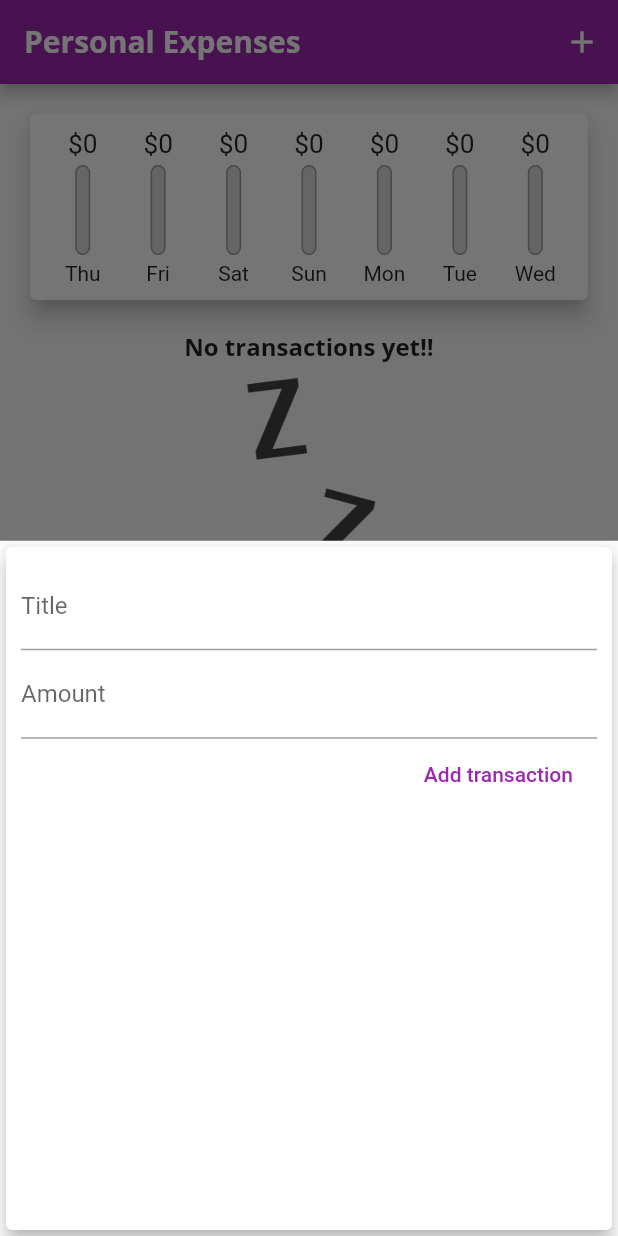
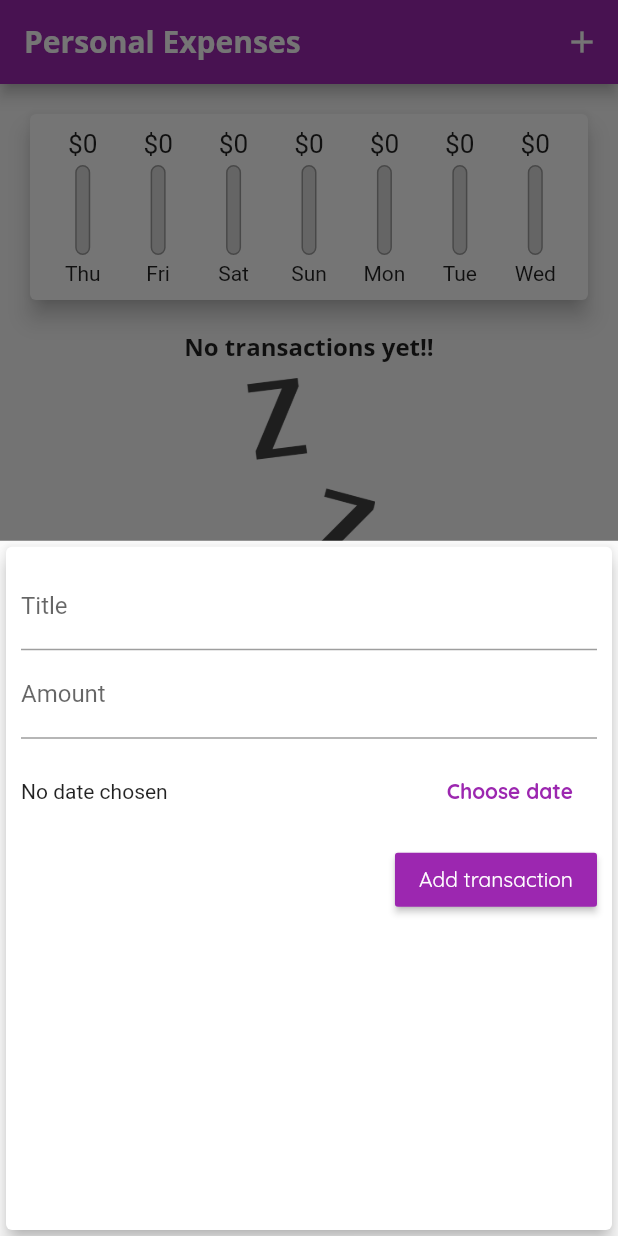
Before and after one commit to mwangiKibui/flutter-expense-tracker, a Flutter app: the screen it shows after launch, after a tap on the "add" icon, on a phone screen of 412 x 824 dp. Run offline on Flutter 3.47's test engine with Material 2 defaults, Android fonts, the phone set to English and light mode, and no system bars.

Commit message:
fix: added delete functionality

```diff
--- a/lib/main.dart
+++ b/lib/main.dart
@@ -16,18 +16,21 @@
         theme: ThemeData(
             primarySwatch: Colors.purple,
             accentColor: Colors.amber,
+            errorColor: Colors.red,
             fontFamily: 'Quicksand',
             textTheme: ThemeData.light().textTheme.copyWith(
                 title: TextStyle(
                     fontFamily: 'OpenSans',
                     fontWeight: FontWeight.bold,
-                    fontSize: 16)),
+                    fontSize: 16),
+                button: TextStyle(color: Colors.white)),
             appBarTheme: AppBarTheme(
                 textTheme: ThemeData.light().textTheme.copyWith(
-                    title: TextStyle(
-                        fontFamily: 'OpenSans',
-                        fontSize: 20,
-                        fontWeight: FontWeight.bold)))));
+                      title: TextStyle(
+                          fontFamily: 'OpenSans',
+                          fontSize: 20,
+                          fontWeight: FontWeight.bold),
+                    ))));
   }
 }
 
@@ -60,16 +63,23 @@
     }).toList();
   }
 
-  void _addNewTransaction(String txTitle, double txAmount) {
+  void _addNewTransaction(
+      String txTitle, double txAmount, DateTime chosenDate) {
     final newTx = Transaction(
       title: txTitle,
       amount: txAmount,
-      date: DateTime.now(),
+      date: chosenDate,
       id: DateTime.now().toString(),
     );
 
     setState(() {
       _userTransactions.add(newTx);
+    });
+  }
+
+  void _deleteTransaction(String id) {
+    setState(() {
+      _userTransactions.removeWhere((element) => element.id == id);
     });
   }
 
@@ -104,7 +114,7 @@
           crossAxisAlignment: CrossAxisAlignment.stretch,
           children: <Widget>[
             Chart(_userTransactions),
-            TransactionList(_recentTransactions),
+            TransactionList(_recentTransactions, _deleteTransaction),
           ],
         ),
       ),
--- a/lib/widgets/new_transaction.dart
+++ b/lib/widgets/new_transaction.dart
@@ -1,4 +1,5 @@
 import "package:flutter/material.dart";
+import "package:intl/intl.dart";
 
 class NewTransaction extends StatefulWidget {
   final Function transactionHandler;
@@ -9,21 +10,38 @@
 }
 
 class _NewTransactionState extends State<NewTransaction> {
-  final titleController = TextEditingController();
+  final _titleController = TextEditingController();
+  final _amountController = TextEditingController();
+  var _selectedDate;
 
-  final amountController = TextEditingController();
+  void _submitData() {
+    if (_amountController.text.isEmpty) {
+      return;
+    }
+    final enteredTitle = _titleController.text;
+    final enteredAmount = double.parse(_amountController.text);
 
-  void submitData() {
-    final enteredTitle = titleController.text;
-    final enteredAmount = double.parse(amountController.text);
-
-    if (enteredTitle.isEmpty || enteredAmount <= 0) {
+    if (enteredTitle.isEmpty || enteredAmount <= 0 || _selectedDate == null) {
       return;
     }
     // widget is only available to state classes.
-    widget.transactionHandler(enteredTitle, enteredAmount);
+    widget.transactionHandler(enteredTitle, enteredAmount, _selectedDate);
     // closes the modal sheet
     Navigator.of(context).pop();
+  }
+
+  void _presentDatePicker() {
+    showDatePicker(
+            context: context,
+            initialDate: DateTime.now(),
+            firstDate: DateTime(2021),
+            lastDate: DateTime.now())
+        .then((pickedDate) {
+      if (pickedDate == null) return;
+      setState(() {
+        _selectedDate = pickedDate;
+      });
+    });
   }
 
   @override
@@ -37,17 +55,38 @@
             children: [
               TextField(
                 decoration: InputDecoration(labelText: "Title"),
-                controller: titleController,
+                controller: _titleController,
               ),
               TextField(
                 decoration: InputDecoration(labelText: "Amount"),
-                controller: amountController,
+                controller: _amountController,
                 keyboardType: TextInputType.number,
-                onSubmitted: (_) => submitData(),
+                onSubmitted: (_) => _submitData(),
               ),
-              FlatButton(
-                  onPressed: submitData,
-                  textColor: Colors.purple,
+              Container(
+                height: 70,
+                child: Row(
+                  children: [
+                    Expanded(
+                      child: Text(_selectedDate == null
+                          ? "No date chosen"
+                          : "Picked date: ${DateFormat.yMd().format(_selectedDate)}"),
+                    ),
+                    FlatButton(
+                      onPressed: _presentDatePicker,
+                      child: Text(
+                        "Choose date",
+                        style: TextStyle(fontWeight: FontWeight.bold),
+                      ),
+                      textColor: Theme.of(context).primaryColor,
+                    )
+                  ],
+                ),
+              ),
+              RaisedButton(
+                  onPressed: _submitData,
+                  color: Theme.of(context).primaryColor,
+                  textColor: Theme.of(context).textTheme.button?.color,
                   child: Text("Add transaction"))
             ],
           )),
--- a/lib/widgets/transactions_list.dart
+++ b/lib/widgets/transactions_list.dart
@@ -4,7 +4,9 @@
 
 class TransactionList extends StatelessWidget {
   final List<Transaction> transactions;
-  TransactionList(this.transactions);
+  final Function deleteTransaction;
+
+  TransactionList(this.transactions, this.deleteTransaction);
 
   @override
   Widget build(BuildContext context) {
@@ -49,6 +51,12 @@
                       ),
                       subtitle: Text(
                           DateFormat.yMMMd().format(transactions[index].date)),
+                      trailing: IconButton(
+                        icon: Icon(Icons.delete),
+                        color: Theme.of(context).errorColor,
+                        onPressed: () =>
+                            deleteTransaction(transactions[index].id),
+                      ),
                     ),
                   );
                 },
```
